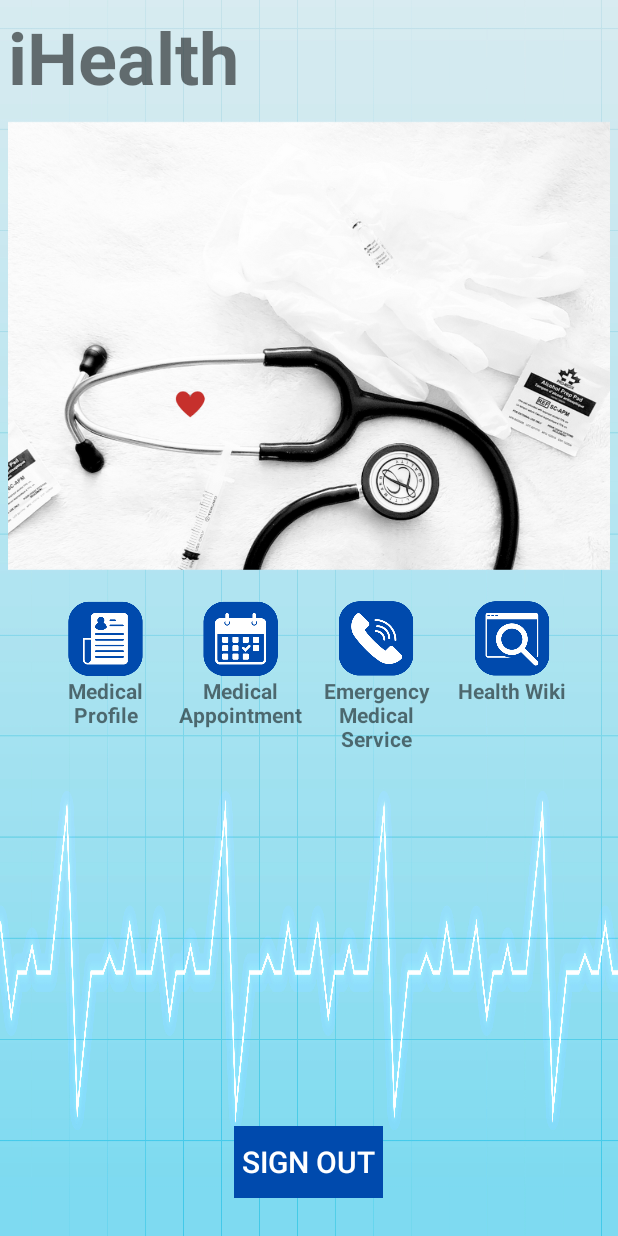
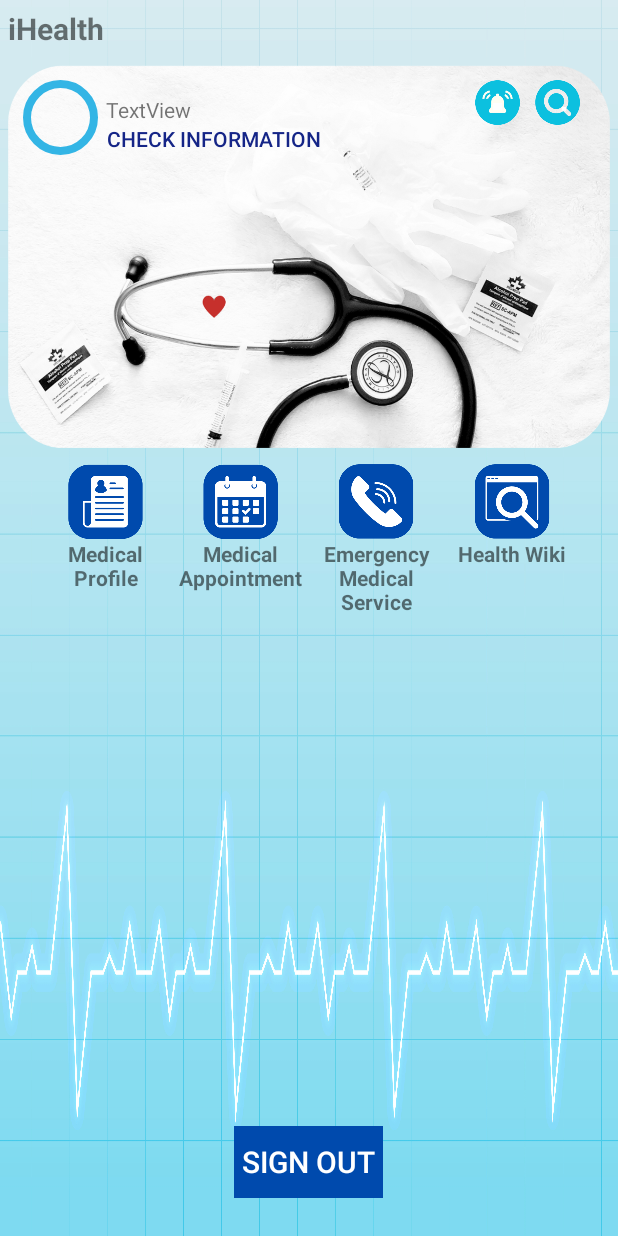
Before and after one commit to NguyenTrung3102/iHealth_Droid, an Android app built with Jetpack Compose: the layout main_menu_layout.xml on its own in the app's theme, with its tools: preview values and no code run, on a phone screen of 412 x 824 dp. Run offline under Robolectric (Android 15) with nearby library versions, the phone set to English and light mode, and no system bars.

Commit message:
Trung changed

```diff
--- a/app/src/main/java/com/example/ihealthdroid/AccountCreatingActivity.kt
+++ b/app/src/main/java/com/example/ihealthdroid/AccountCreatingActivity.kt
@@ -5,7 +5,6 @@ import android.content.Intent
 import android.os.Bundle
 import android.widget.Button
 import android.widget.EditText
-import android.widget.ImageButton
 import android.widget.Toast
 import androidx.activity.ComponentActivity
 import androidx.activity.compose.setContent
--- /dev/null
+++ b/app/src/main/res/drawable/circular_background.xml
@@ -0,0 +1,9 @@
+<?xml version="1.0" encoding="utf-8"?>
+<!-- circular_background.xml -->
+<shape xmlns:android="http://schemas.android.com/apk/res/android"
+    android:shape="oval">
+    <solid android:color="@android:color/transparent" />
+    <stroke
+        android:width="5dp"
+        android:color="@android:color/holo_blue_light" />
+</shape>
--- a/app/src/main/res/layout/main_menu_layout.xml
+++ b/app/src/main/res/layout/main_menu_layout.xml
@@ -20,8 +20,8 @@
             android:layout_weight="3.0"
             android:gravity="center_vertical"
             android:text="@string/app_name"
-            android:textSize="48sp"
-            android:textStyle="bold" />
+            android:textSize="20sp"
+            android:textStyle="bold"/>
 
     </LinearLayout>
 
@@ -31,15 +31,69 @@
         android:layout_margin="5dp"
         android:orientation="vertical">
 
-        <ImageView
-            android:id="@+id/img_background1"
-            android:layout_width="match_parent"
-            android:layout_height="300dp"
-            android:layout_marginBottom="20dp"
-            android:layout_weight="1"
-            android:scaleType="centerCrop"
-            android:radius="20dp"
-            android:src="@drawable/medical_assistant" />
+        <LinearLayout
+            android:layout_width="wrap_content"
+            android:layout_height="256dp"
+            android:layout_marginBottom="10dp"
+            android:background="@drawable/medical_assistant"
+            android:orientation="vertical">
+
+            <LinearLayout
+                android:layout_width="match_parent"
+                android:layout_height="match_parent"
+                android:orientation="horizontal">
+
+                <ImageView
+                    android:id="@+id/imageView3"
+                    android:layout_width="50dp"
+                    android:layout_height="50dp"
+                    android:layout_marginLeft="10dp"
+                    android:layout_marginTop="10dp"
+                    android:background="@drawable/circular_background"/>
+
+                <LinearLayout
+                    android:layout_width="wrap_content"
+                    android:layout_height="wrap_content"
+                    android:layout_weight="1"
+                    android:layout_marginLeft="5dp"
+                    android:layout_marginTop="20dp"
+                    android:orientation="vertical">
+
+                    <TextView
+                        android:id="@+id/textView4"
+                        android:layout_width="match_parent"
+                        android:layout_height="wrap_content"
+                        android:layout_weight="1"
+                        android:text="TextView" />
+
+                    <Button
+                        android:id="@+id/btn_information"
+                        android:layout_width="wrap_content"
+                        android:layout_height="20dp"
+                        android:layout_marginRight="40dp"
+                        android:layout_weight="1"
+                        android:background="@color/invisible"
+                        android:text="@string/txt_check_infor"
+                        android:textColor="@color/blue"/>
+                </LinearLayout>
+
+                <ImageButton
+                    android:id="@+id/btn_notifi"
+                    android:layout_width="30dp"
+                    android:layout_height="30dp"
+                    android:layout_marginTop="10dp"
+                    android:layout_marginRight="10dp"
+                    android:background="@drawable/item_notificoation"/>
+
+                <ImageButton
+                    android:id="@+id/btn_research"
+                    android:layout_width="30dp"
+                    android:layout_height="30dp"
+                    android:layout_marginTop="10dp"
+                    android:layout_marginRight="20dp"
+                    android:background="@drawable/item_search" />
+            </LinearLayout>
+        </LinearLayout>
 
         <LinearLayout
             android:layout_width="match_parent"
--- a/app/src/main/res/layout/signin_layout.xml
+++ b/app/src/main/res/layout/signin_layout.xml
@@ -18,7 +18,7 @@
             android:layout_height="wrap_content"
             android:layout_weight="4.0"
             android:text="@string/app_name"
-            android:textSize="48sp"
+            android:textSize="20sp"
             android:textStyle="bold" />
 
         <ImageButton
--- a/app/src/main/res/layout/signup_layout.xml
+++ b/app/src/main/res/layout/signup_layout.xml
@@ -18,7 +18,7 @@
             android:layout_height="wrap_content"
             android:layout_weight="4.0"
             android:text="@string/app_name"
-            android:textSize="48sp"
+            android:textSize="20sp"
             android:textStyle="bold" />
     </LinearLayout>
 
@@ -62,13 +62,14 @@
 
                     <TextView
                         android:id="@+id/textView3"
-                        android:layout_width="wrap_content"
+                        android:layout_width="85dp"
                         android:layout_height="wrap_content"
                         android:layout_weight="1"
+                        android:paddingLeft="10dp"
                         android:text="@string/username_input_label"
-                        android:textStyle="bold"
                         android:textColor="@color/blue"
-                        android:textSize="20sp" />
+                        android:textSize="20sp"
+                        android:textStyle="bold" />
 
                     <EditText
                         android:id="@+id/username_input"
@@ -91,13 +92,14 @@
 
                     <TextView
                         android:id="@+id/pwd_input"
-                        android:layout_width="56dp"
+                        android:layout_width="84dp"
                         android:layout_height="wrap_content"
                         android:layout_weight="1"
-                        android:textStyle="bold"
+                        android:paddingLeft="10dp"
+                        android:text="@string/password_input_label"
                         android:textColor="@color/blue"
-                        android:text="@string/password_input_label"
-                        android:textSize="20sp" />
+                        android:textSize="20sp"
+                        android:textStyle="bold" />
 
                     <EditText
                         android:id="@+id/password_input"
@@ -119,14 +121,15 @@
 
                     <TextView
                         android:id="@+id/pwd_confirm"
-                        android:layout_width="56dp"
+                        android:layout_width="87dp"
                         android:layout_height="wrap_content"
                         android:layout_weight="1"
-                        android:textStyle="bold"
-                        android:textColor="@color/blue"
+                        android:paddingLeft="10dp"
                         android:paddingBottom="30dp"
                         android:text="@string/password_confirm_label"
-                        android:textSize="20sp" />
+                        android:textColor="@color/blue"
+                        android:textSize="20sp"
+                        android:textStyle="bold" />
 
                     <EditText
                         android:id="@+id/password_confirm"
--- a/app/src/main/res/values/colors.xml
+++ b/app/src/main/res/values/colors.xml
@@ -9,4 +9,5 @@
     <color name="white">#FFFFFFFF</color>
     <color name="nav_bar">#004aad</color>
     <color name="blue">#152587</color>
+    <color name="invisible">#00FFFFFF</color>
 </resources>
--- a/app/src/main/res/values/strings.xml
+++ b/app/src/main/res/values/strings.xml
@@ -18,7 +18,7 @@
     <string name="search_wiki_menu_bar_name">Health Wiki Assistant</string>
     <string name="settings_menu_bar_name">Application Settings</string>
     <string name="settings_language_switch">Language</string>
-    <string name="sign_in_btn_label">Sign in</string>
+    <string name="sign_in_btn_label">Log in</string>
     <string name="dont_have_account_text">Don\'t have an account?</string>
     <string name="sign_up_btn_label">Sign up</string>
     <string name="username_input_label">Email:</string>
@@ -33,4 +33,5 @@
     <string name="generic_cancellation">Cancel</string>
     <string name="toast_sign_in_failed">Sign in failed</string>
     <string name="toast_sign_in_succeeded">Sign in succeeded</string>
+    <string name="txt_check_infor">Check Information</string>
 </resources>
```
Also changed, not shown: app/src/main/res/drawable/item_notificoation.png (added), app/src/main/res/drawable/item_search.png (added), app/src/main/res/drawable/item_setting.png (added), 1 other file.
